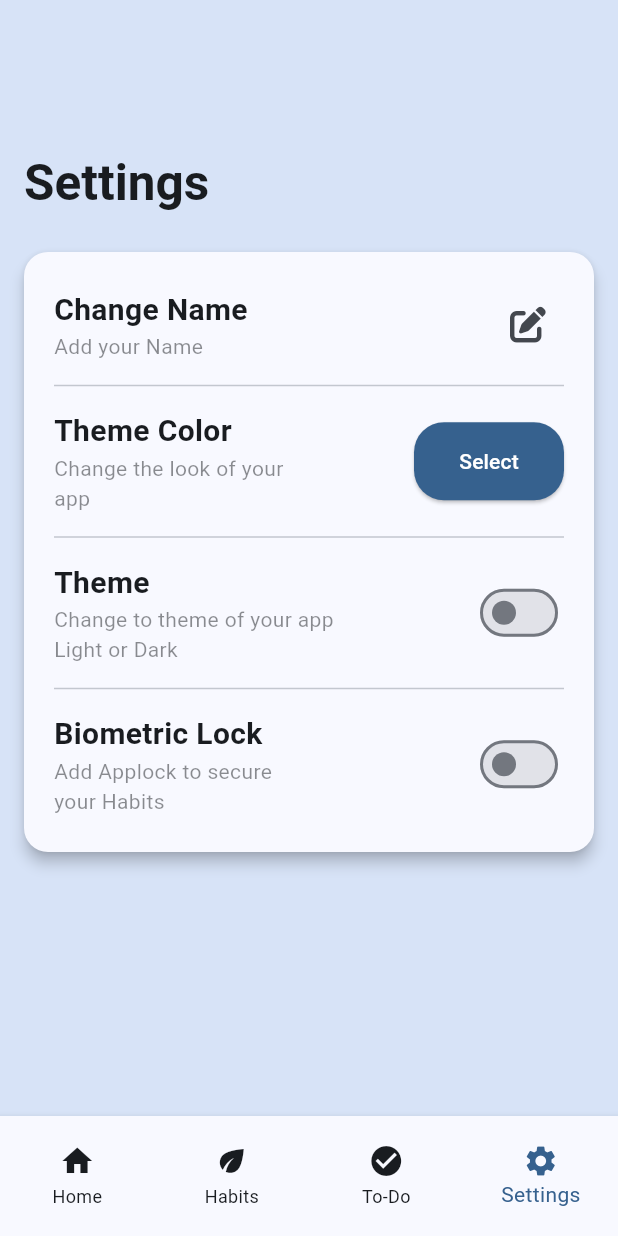
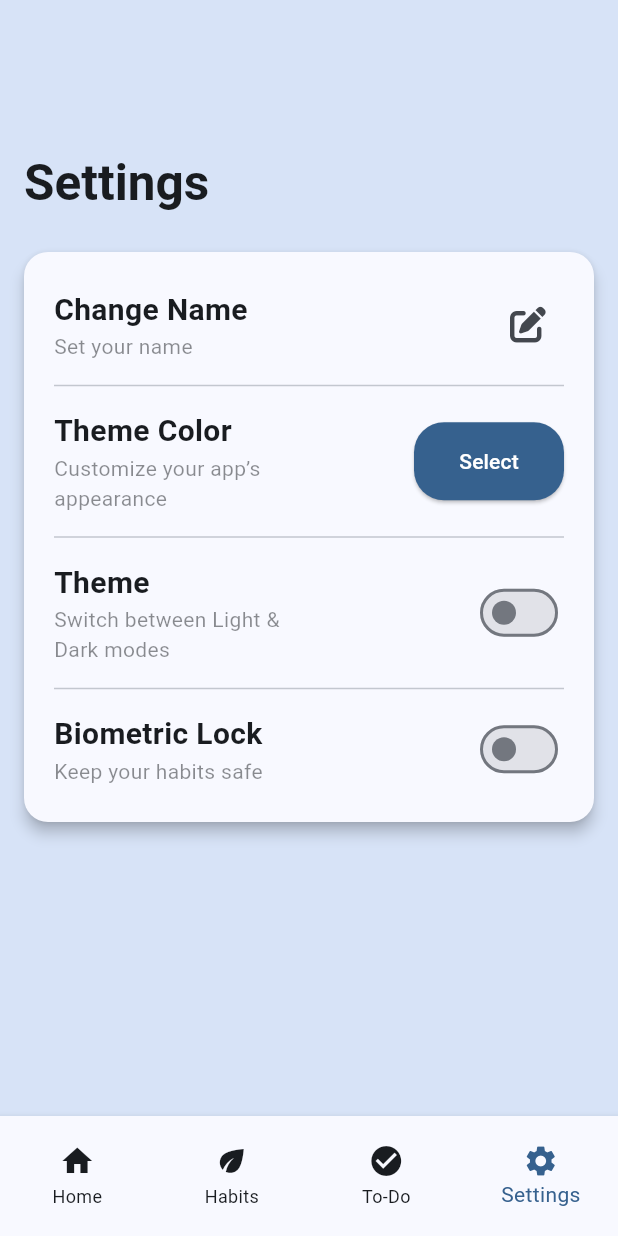
Before and after one commit to sahil-ingle/niyama, a Flutter app: the screen it shows after launch, item 4 of the bottom bar chosen, on a phone screen of 412 x 824 dp. Run offline on Flutter 3.47's test engine with Material 3 defaults, Android fonts, the light colour scheme and no system bars; our stand-ins replace animated_custom_dropdown, fl_chart, flutter_colorpicker, flutter_heatmap_calendar, flutter_local_notifications, flutter_slidable and 8 more; missing offline and left inert: android_alarm_manager_plus, day_night_time_picker, time_picker_spinner_pop_up; accounts and stored records are empty.

Commit message:
small improvments

```diff
--- a/lib/pages/settings_page.dart
+++ b/lib/pages/settings_page.dart
@@ -191,7 +191,7 @@ class _SettingsPageState extends State<SettingsPage> {
                               ),
                             ),
                             Text(
-                              "Add your Name",
+                              "Set your name",
                               style: TextStyle(
                                 fontSize: 14,
                                 color: Theme.of(
@@ -231,7 +231,7 @@ class _SettingsPageState extends State<SettingsPage> {
                               ),
                             ),
                             Text(
-                              "Change the look of your \napp ",
+                              "Customize your app’s \nappearance ",
                               style: TextStyle(
                                 fontSize: 14,
                                 color: Theme.of(
@@ -273,7 +273,7 @@ class _SettingsPageState extends State<SettingsPage> {
                               ),
                             ),
                             Text(
-                              "Change to theme of your app \nLight or Dark",
+                              "Switch between Light & \nDark modes",
                               style: TextStyle(
                                 fontSize: 14,
                                 color: Theme.of(
@@ -320,7 +320,7 @@ class _SettingsPageState extends State<SettingsPage> {
                               ),
                             ),
                             Text(
-                              "Add Applock to secure \nyour Habits",
+                              "Keep your habits safe",
                               style: TextStyle(
                                 fontSize: 14,
                                 color: Theme.of(
```
